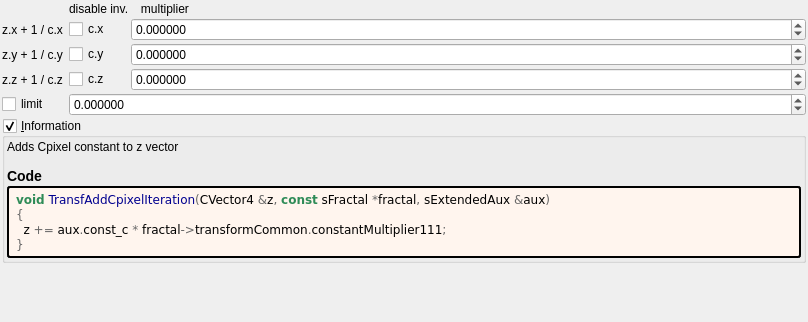
First picture: the form in mandelbulber2/formula/ui/transf_add_cpixel_invert.ui, repository buddhi1980/mandelbulber2, before the edit.
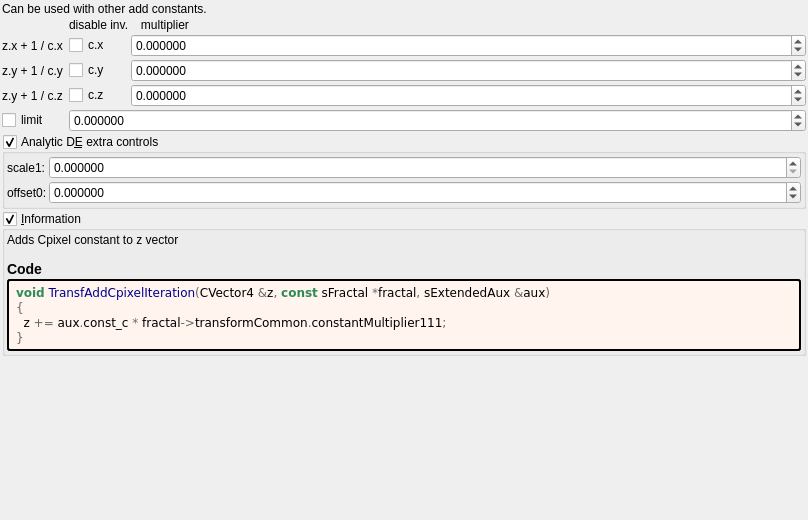
Second picture: the form after the edit. Custom widgets are drawn as their Qt base class.

Commit message: transf_add_cpixel_invert.png

```diff
--- a/mandelbulber2/formula/ui/transf_add_cpixel_invert.ui
+++ b/mandelbulber2/formula/ui/transf_add_cpixel_invert.ui
@@ -7,7 +7,7 @@
     <x>0</x>
     <y>0</y>
     <width>808</width>
-    <height>322</height>
+    <height>520</height>
    </rect>
   </property>
   <property name="windowTitle">
@@ -29,6 +29,13 @@
    <property name="bottomMargin">
     <number>2</number>
    </property>
+   <item>
+    <widget class="QLabel" name="label_110">
+     <property name="text">
+      <string notr="true">Can be used with other add constants.</string>
+     </property>
+    </widget>
+   </item>
    <item>
     <layout class="QGridLayout" name="gridLayout" columnstretch="0,0,1">
      <property name="spacing">
@@ -125,13 +132,6 @@
        </property>
       </widget>
      </item>
-     <item row="3" column="0">
-      <widget class="QLabel" name="label_110">
-       <property name="text">
-        <string notr="true">z.z + 1 / c.z </string>
-       </property>
-      </widget>
-     </item>
      <item row="2" column="0">
       <widget class="QLabel" name="label_111">
        <property name="text">
@@ -212,8 +212,119 @@
        </property>
       </widget>
      </item>
+     <item row="3" column="0">
+      <widget class="QLabel" name="label_114">
+       <property name="text">
+        <string notr="true">z.y + 1 / c.z </string>
+       </property>
+      </widget>
+     </item>
     </layout>
    </item>
+   <item>
+    <widget class="MyGroupBox" name="groupCheck_analyticDE_enabled_false">
+     <property name="title">
+      <string>Analytic D&amp;E extra controls</string>
+     </property>
+     <property name="checkable">
+      <bool>true</bool>
+     </property>
+     <layout class="QVBoxLayout" name="verticalLayout_12" stretch="0">
+      <property name="spacing">
+       <number>2</number>
+      </property>
+      <property name="leftMargin">
+       <number>2</number>
+      </property>
+      <property name="topMargin">
+       <number>2</number>
+      </property>
+      <property name="rightMargin">
+       <number>2</number>
+      </property>
+      <property name="bottomMargin">
+       <number>2</number>
+      </property>
+      <item>
+       <layout class="QGridLayout" name="gridLayout_28" columnstretch="0,0,1">
+        <property name="spacing">
+         <number>2</number>
+        </property>
+        <item row="0" column="1">
+         <widget class="QLabel" name="label_179">
+          <property name="text">
+           <string>scale1:</string>
+          </property>
+         </widget>
+        </item>
+        <item row="0" column="2">
+         <widget class="MyDoubleSpinBox" name="spinbox_analyticDE_scale_1">
+          <property name="sizePolicy">
+           <sizepolicy hsizetype="Minimum" vsizetype="Maximum">
+            <horstretch>0</horstretch>
+            <verstretch>0</verstretch>
+           </sizepolicy>
+          </property>
+          <property name="prefix">
+           <string/>
+          </property>
+          <property name="suffix">
+           <string/>
+          </property>
+          <property name="decimals">
+           <number>6</number>
+          </property>
+          <property name="minimum">
+           <double>0.000000000000000</double>
+          </property>
+          <property name="maximum">
+           <double>99.989999999999995</double>
+          </property>
+          <property name="singleStep">
+           <double>0.010000000000000</double>
+          </property>
+         </widget>
+        </item>
+        <item row="1" column="2">
+         <widget class="MyDoubleSpinBox" name="spinbox_analyticDE_offset_0">
+          <property name="sizePolicy">
+           <sizepolicy hsizetype="Minimum" vsizetype="Maximum">
+            <horstretch>0</horstretch>
+            <verstretch>0</verstretch>
+           </sizepolicy>
+          </property>
+          <property name="prefix">
+           <string/>
+          </property>
+          <property name="suffix">
+           <string/>
+          </property>
+          <property name="decimals">
+           <number>6</number>
+          </property>
+          <property name="minimum">
+           <double>-99.989999999999995</double>
+          </property>
+          <property name="maximum">
+           <double>99.989999999999995</double>
+          </property>
+          <property name="singleStep">
+           <double>0.100000000000000</double>
+          </property>
+         </widget>
+        </item>
+        <item row="1" column="1">
+         <widget class="QLabel" name="label_180">
+          <property name="text">
+           <string>offset0:</string>
+          </property>
+         </widget>
+        </item>
+       </layout>
+      </item>
+     </layout>
+    </widget>
+   </item>
    <item>
     <widget class="MyGroupBox" name="groupCheck_info">
      <property name="title">
@@ -309,16 +420,16 @@
    <header>my_group_box.h</header>
    <container>1</container>
   </customwidget>
-  <customwidget>
-   <class>MyCheckBox</class>
-   <extends>QCheckBox</extends>
-   <header>my_check_box.h</header>
-  </customwidget>
   <customwidget>
    <class>MyDoubleSpinBox</class>
    <extends>QDoubleSpinBox</extends>
    <header>my_double_spin_box.h</header>
   </customwidget>
+  <customwidget>
+   <class>MyCheckBox</class>
+   <extends>QCheckBox</extends>
+   <header>my_check_box.h</header>
+  </customwidget>
  </customwidgets>
  <tabstops>
   <tabstop>spinbox3_transf_constant_multiplier_111_x</tabstop>
```
The commit also changes 8 other files.
